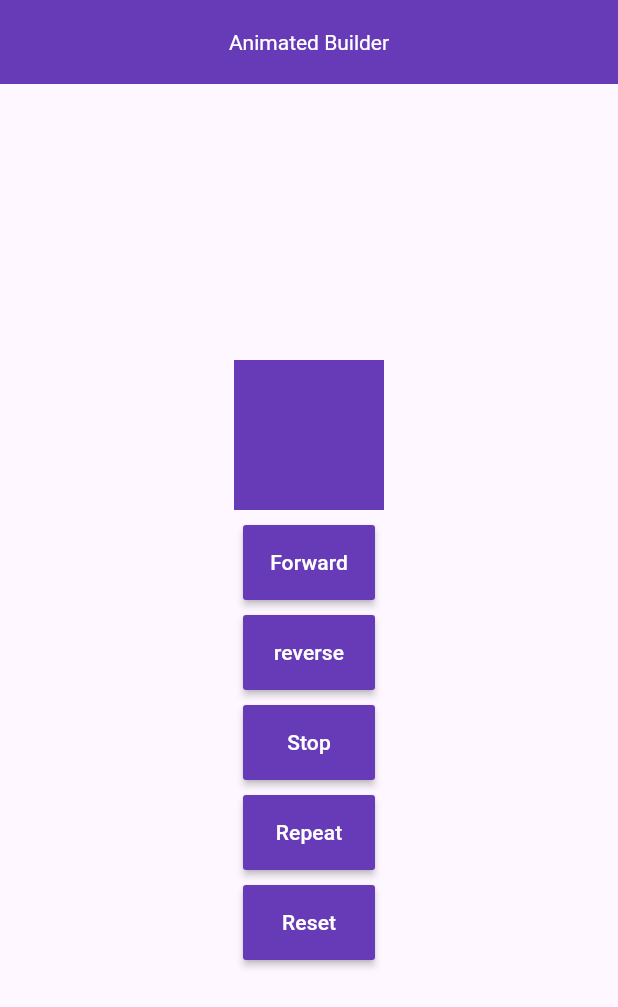
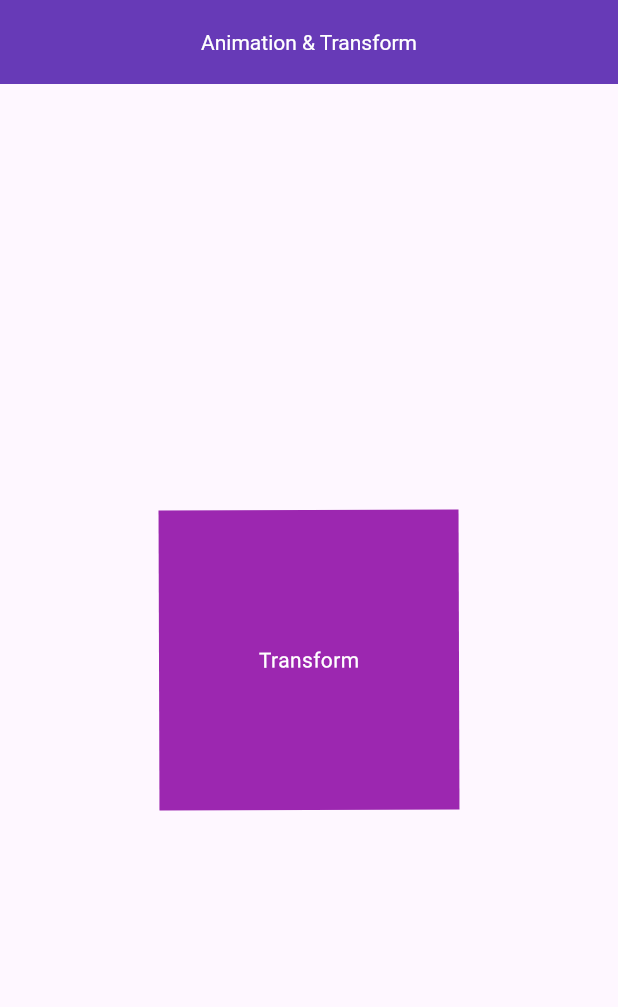
Before and after one commit to Esra2-Abdelltif/Flutter-Animation, a Flutter app: the screen it shows after launch, on a phone screen of 412 x 824 dp. Shown: the top 1007 px of the screen. Run offline on Flutter 3.47's test engine with Material 3 defaults, Android fonts, the phone set to English and light mode, and no system bars; our stand-ins replace device_preview.

Commit message:
Transform

```diff
--- /dev/null
+++ b/lib/Explicit Animations/ExplicitAnimationAndTransform/animation_transform.dart
@@ -0,0 +1,53 @@
+import 'package:flutter/material.dart';
+
+class AnimationAndTransformWidget extends StatefulWidget {
+  const AnimationAndTransformWidget({super.key});
+
+  @override
+  State<AnimationAndTransformWidget> createState() =>
+      _AnimationAndTransformWidgetState();
+}
+
+class _AnimationAndTransformWidgetState
+    extends State<AnimationAndTransformWidget> {
+  Color endColorContainer = Colors.purple;
+
+  @override
+  Widget build(BuildContext context) {
+    return Scaffold(
+      appBar: AppBar(
+        title: const Text("Animation & Transform"),
+      ),
+      body: Center(
+        child: InkWell(
+          onTap: () {
+            setState(() {
+              endColorContainer = Colors.yellow;
+            });
+          },
+          child: TweenAnimationBuilder(
+              tween: Tween(begin: 0.0, end: 2 * 3.14),
+              duration: const Duration(seconds: 5),
+              builder: (context, value, child) {
+                //Transform.rotate (angle بقدر اخليه يلف ع حسب)
+                //Transform.translate ( offset علي حسب  xو y بقدر احركه ع محور)
+
+                return Transform.rotate(
+                  angle: value,
+                  child: Container(
+                    alignment: Alignment.center,
+                    height: 200,
+                    width: 200,
+                    color: endColorContainer,
+                    child: const Text(
+                      "Transform",
+                      style: const TextStyle(color: Colors.white),
+                    ),
+                  ),
+                );
+              }),
+        ),
+      ),
+    );
+  }
+}
--- a/lib/main.dart
+++ b/lib/main.dart
@@ -1,6 +1,6 @@
 import 'package:flutter/material.dart';
 import 'package:device_preview/device_preview.dart';
-import 'package:flutter_animation/Explicit%20Animations/AnimatedBuilder/animated_builder.dart';
+import 'package:flutter_animation/Explicit%20Animations/ExplicitAnimationAndTransform/animation_transform.dart';
 void main() {
   runApp((DevicePreview(
     enabled: true,
@@ -22,7 +22,7 @@ class MyApp extends StatelessWidget {
         colorScheme: ColorScheme.fromSeed(seedColor: Colors.deepPurple),
         useMaterial3: true,
       ),
-      home: const AnimatedBuilderWidget(),
+      home: const AnimationAndTransformWidget(),
     );
   }
 }
```
